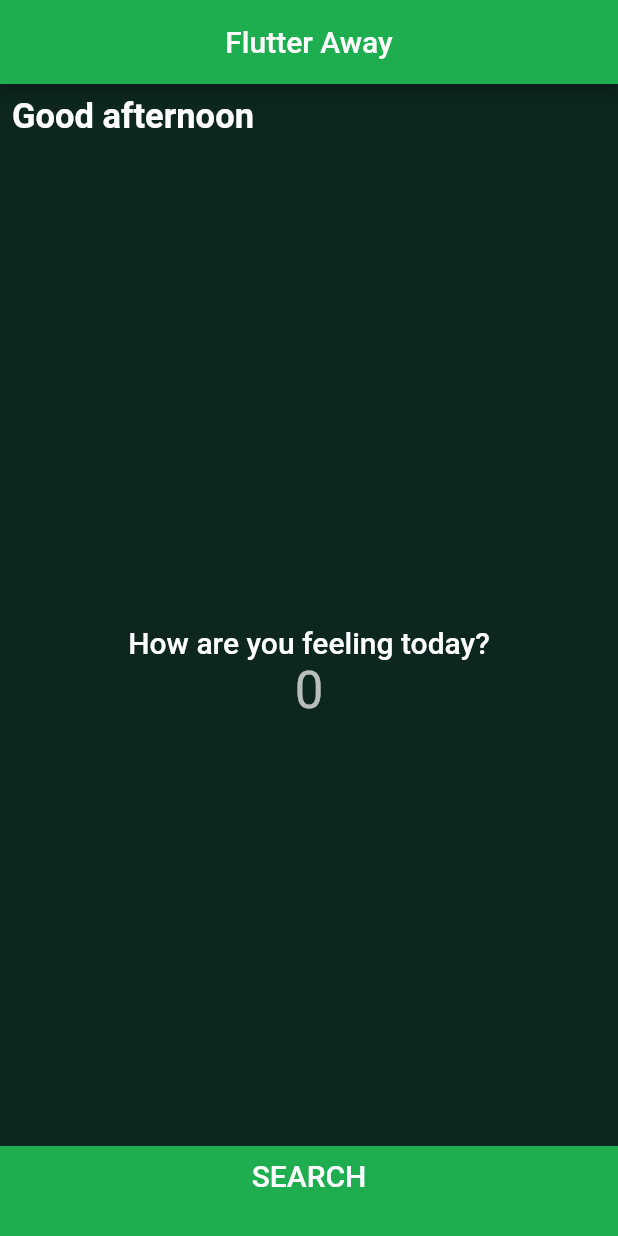
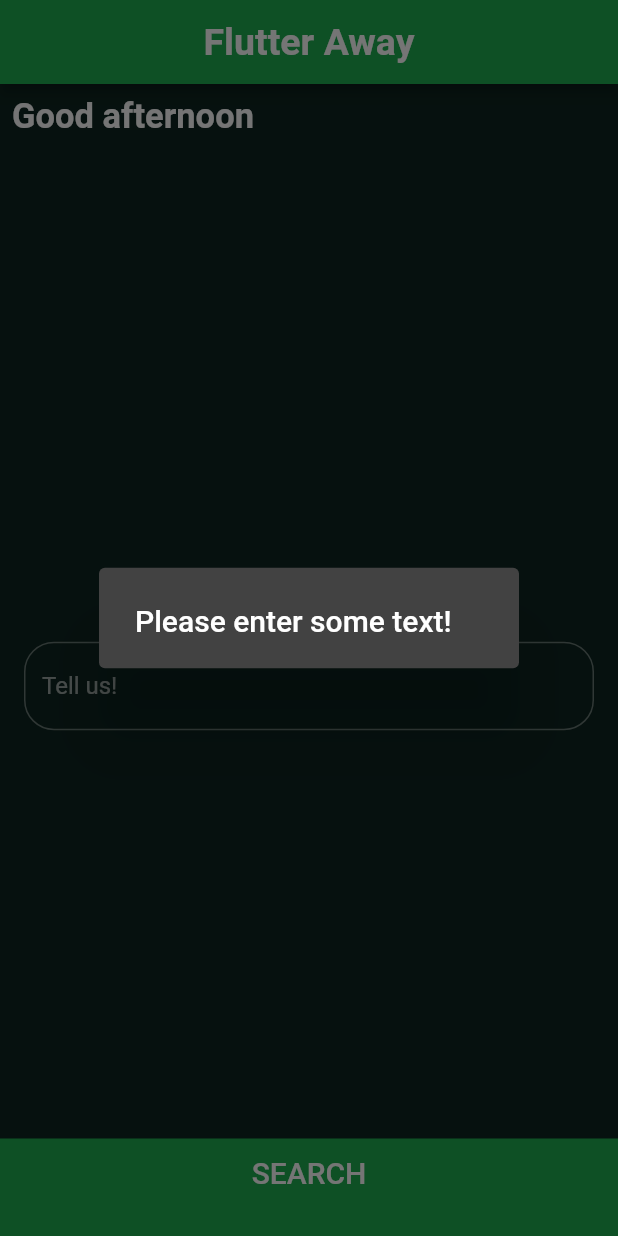
Before and after one commit to VaishakAnand/Hack-Roll-2021-, a Flutter app: the screen it shows after launch, after a tap on "SEARCH", on a phone screen of 412 x 824 dp. Run offline on Flutter 3.47's test engine with Material 2 defaults, Android fonts, the phone set to English and light mode, and no system bars; missing offline and left inert: sentiment_dart.

Commit message:
Add TextField and constants for values

```diff
--- a/lib/bottom_button.dart
+++ b/lib/bottom_button.dart
@@ -1,4 +1,5 @@
 import 'package:flutter/material.dart';
+import 'package:flutterapp/constants.dart';
 
 class BottomButton extends StatelessWidget {
   BottomButton({@required this.onTap, @required this.buttonTitle});
@@ -14,17 +15,14 @@ class BottomButton extends StatelessWidget {
         child: Center(
           child: Text(
             buttonTitle,
-            style: TextStyle(
-              fontSize: 20.0,
-              fontWeight: FontWeight.w500,
-            ),
+            style: kBodyTextStyle,
           ),
         ),
-        color: Color(0xFF1eae50),
+        color: kAppBarColour,
         margin: EdgeInsets.only(top: 10.0),
         padding: EdgeInsets.only(bottom: 20.0),
         width: double.infinity,
-        height: 60.0,
+        height: kBottomContainerHeight,
       ),
     );
   }
--- /dev/null
+++ b/lib/constants.dart
@@ -0,0 +1,21 @@
+import 'package:flutter/material.dart';
+
+const kBottomContainerHeight = 65.0;
+const kBackgroundColour = Color(0xFF0d2620);
+const kAppBarColour = Color(0xFF1eae50);
+const kBottomContainerColour = Color(0xFF1eae50);
+
+const kLabelTextStyle = TextStyle(
+  fontSize: 25.0,
+  fontWeight: FontWeight.w700,
+);
+
+const kGreetingTextStyle = TextStyle(
+  fontSize: 23.0,
+  fontWeight: FontWeight.w700,
+);
+
+const kBodyTextStyle = TextStyle(
+  fontSize: 20.0,
+  fontWeight: FontWeight.w500,
+);
--- a/lib/landing.dart
+++ b/lib/landing.dart
@@ -1,4 +1,5 @@
 import 'package:flutter/material.dart';
+import 'package:flutterapp/constants.dart';
 import 'bottom_button.dart';
 
 class LandingPage extends StatefulWidget {
@@ -7,20 +8,16 @@ class LandingPage extends StatefulWidget {
 }
 
 class _LandingPageState extends State<LandingPage> {
-  int _counter = 0;
-
-  void _incrementCounter() {
-    setState(() {
-      _counter++;
-    });
-  }
+  final textController = TextEditingController();
 
   @override
   Widget build(BuildContext context) {
-    return Scaffold(
+    return SafeArea(
+      child: Scaffold(
         appBar: AppBar(
           title: Text(
             'Flutter Away',
+            style: kLabelTextStyle,
           ),
           centerTitle: true,
         ),
@@ -33,10 +30,7 @@ class _LandingPageState extends State<LandingPage> {
                 child: Container(
                   child: Text(
                     'Good afternoon',
-                  style: TextStyle(
-                    fontSize: 23.0,
-                    fontWeight: FontWeight.w700,
-                  ),
+                    style: kGreetingTextStyle,
                   ),
                 ),
               ),
@@ -48,21 +42,37 @@ class _LandingPageState extends State<LandingPage> {
                 children: <Widget>[
                   Text(
                     'How are you feeling today?',
-                  style: TextStyle(
-                    fontSize: 20.0,
-                    fontWeight: FontWeight.w500,
+                    style: kBodyTextStyle,
                   ),
+                  Padding(
+                    padding: const EdgeInsets.all(16.0),
+                    child: TextField(
+                      controller: textController,
+                      decoration: InputDecoration(
+                        border: OutlineInputBorder(
+                          borderRadius: BorderRadius.circular(20.0),
                         ),
-                Text(
-                  '$_counter',
-                  style: Theme.of(context).textTheme.headline4,
+                        hintText: 'Tell us!',
                       ),
+                      cursorColor: kAppBarColour,
+                    ),
+                  )
                 ],
               ),
             ),
             BottomButton(
               buttonTitle: 'SEARCH',
               onTap: () {
+                if (textController.text.isEmpty) {
+                  showDialog(
+                    context: context,
+                    builder: (context) {
+                      return AlertDialog(
+                        title: Text('Please enter some text!'),
+                      );
+                    },
+                  );
+                }
                 // Navigator.push(
                 //   context,
                 //   MaterialPageRoute(
@@ -73,6 +83,7 @@ class _LandingPageState extends State<LandingPage> {
             ),
           ],
         ),
+      ),
     );
   }
 }
--- a/lib/main.dart
+++ b/lib/main.dart
@@ -1,5 +1,6 @@
 import 'package:flutter/material.dart';
 import 'landing.dart';
+import 'constants.dart';
 
 void main() {
   runApp(MyApp());
@@ -11,8 +12,8 @@ class MyApp extends StatelessWidget {
     return MaterialApp(
       title: 'Flutter Away',
       theme: ThemeData.dark().copyWith(
-        primaryColor: Color(0xFF1eae50),
-        scaffoldBackgroundColor: Color(0xFF0d2620),
+        primaryColor: kAppBarColour,
+        scaffoldBackgroundColor: kBackgroundColour,
         visualDensity: VisualDensity.adaptivePlatformDensity,
       ),
       home: LandingPage(),
```
Lines whose indentation alone changed are shown as unchanged.
